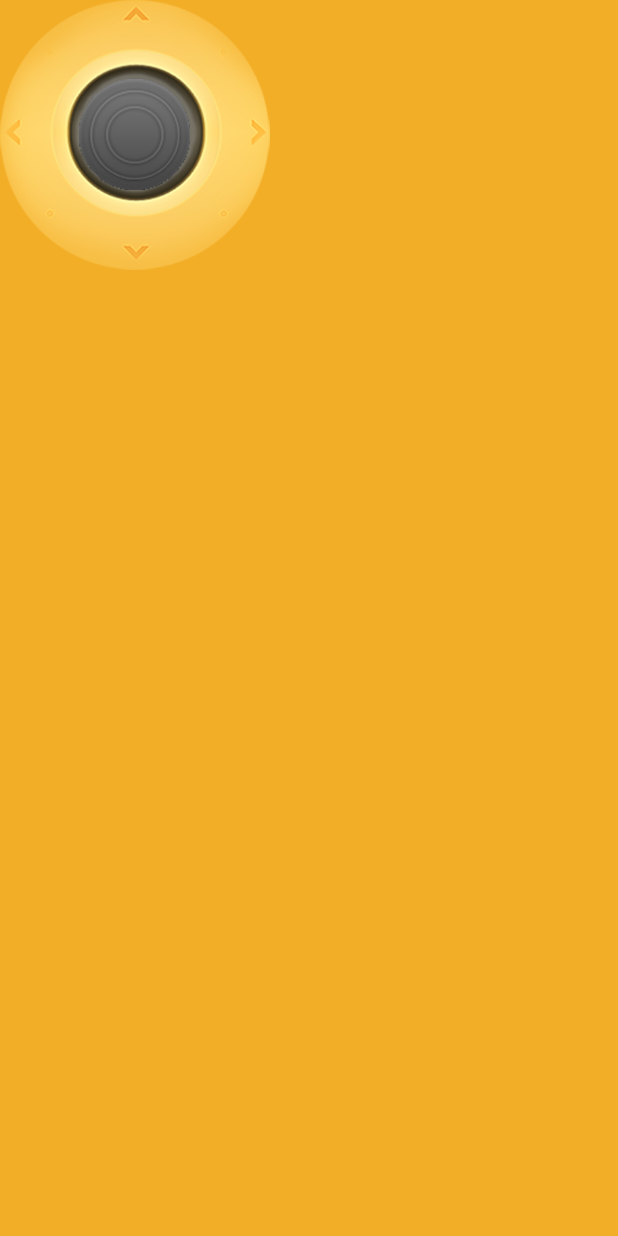
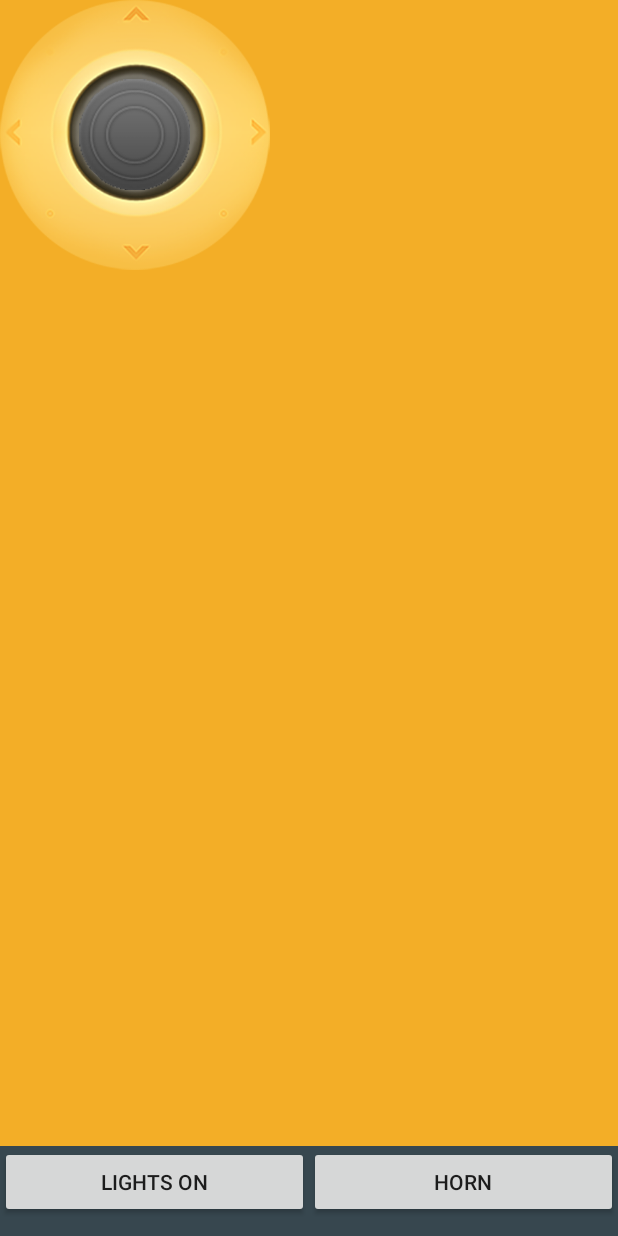
Before and after one commit to BusinessInformationSystems/WackyDriving, an Android app: the layout activity_controller.xml on its own in the app's theme, with its tools: preview values and no code run, on a phone screen of 412 x 824 dp. Run offline under Robolectric (Android 15) with nearby library versions, the phone set to English and light mode, and no system bars.

Commit message:
Last Update after project working and Demoed

```diff
--- a/AndroidCarRC/app/src/main/res/layout/activity_controller.xml
+++ b/AndroidCarRC/app/src/main/res/layout/activity_controller.xml
@@ -1,12 +1,39 @@
 <?xml version="1.0" encoding="utf-8"?>
 <RelativeLayout xmlns:android="http://schemas.android.com/apk/res/android"
     android:layout_width="match_parent" android:layout_height="match_parent">
+
+    <LinearLayout
+        android:layout_width="match_parent"
+        android:background="@color/material_blue_grey_800"
+        android:layout_height="60dp"
+        android:layout_alignParentBottom="true"
+        android:id="@+id/buttonsGroup"
+        >
+        <Button
+            android:layout_width="match_parent"
+            android:layout_height="wrap_content"
+            android:text="Lights On"
+            android:id="@+id/lightsBtn"
+            android:layout_weight="1"
+            android:onClick="switchLights"
+            />
+        <Button
+            android:layout_width="match_parent"
+            android:layout_height="wrap_content"
+            android:text="Horn"
+            android:id="@+id/hornBtn"
+            android:layout_weight="1"
+            android:onClick="playHorn"
+            />
+    </LinearLayout>
 
     <View
         android:layout_width="match_parent"
         android:layout_height="match_parent"
         android:id="@+id/touchView"
-        android:layout_centerInParent="true"
+        android:layout_centerHorizontal="true"
+        android:layout_alignParentTop="true"
+        android:layout_above="@id/buttonsGroup"
         android:background="@color/gold"
         />
 
@@ -26,4 +53,6 @@
         android:visibility="visible"
         android:src="@drawable/toggle_thumb_image"
         />
+
+
 </RelativeLayout>
```
Also changed, not shown: AndroidCarRC/app/src/main/java/com/bis/androidcarrc/AdvancedController.java (+16 -1 lines), AndroidCarRC/app/src/main/java/com/bis/androidcarrc/MainActivity.java (+6 -4 lines).
